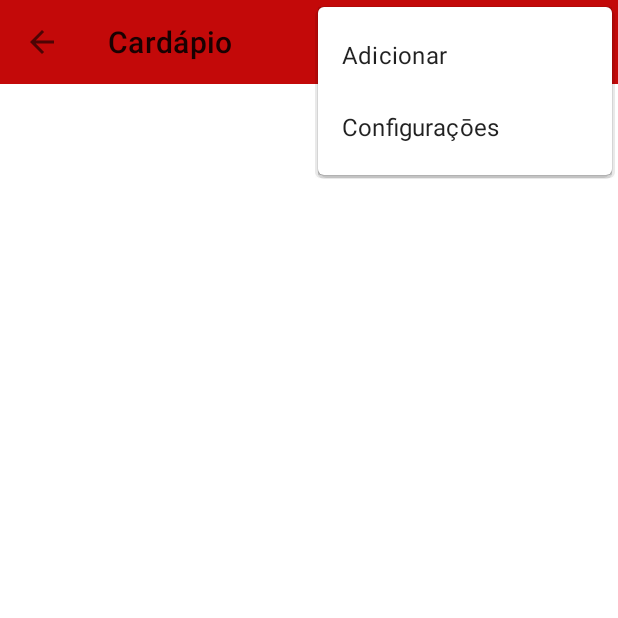
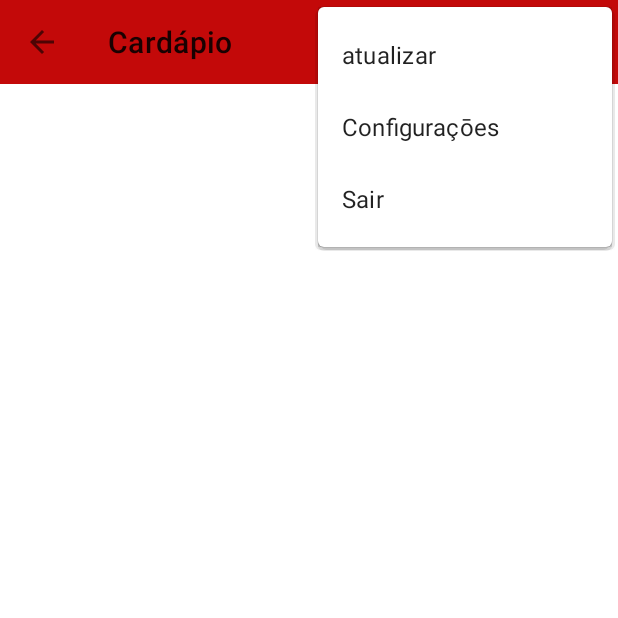
Before and after one commit to pedrobriton/LMSApp, an Android app: the TelaInicialActivity screen opened directly, with no data from a screen before it, with the options menu open, on a phone screen of 412 x 824 dp, the top half of it. Run offline under Robolectric (Android 15) with nearby library versions, the phone set to English and light mode, and no system bars.

Commit message:
Dá um commit nessa Por@#A antes que quebre tudo novamente

```diff
--- a/LMSApp/app/src/main/AndroidManifest.xml
+++ b/LMSApp/app/src/main/AndroidManifest.xml
@@ -9,7 +9,10 @@
         android:roundIcon="@mipmap/ic_launcher_round"
         android:supportsRtl="true"
         android:theme="@style/Theme.LMSApp">
-        <activity android:name=".TelaInicialActivity" android:theme="@style/AppTheme.Toobar"></activity>
+        <activity
+            android:name=".TelaInicialActivity"
+            android:theme="@style/AppTheme.Toobar" />
+        <activity android:name=".CadastrarActivity" />
         <activity android:name=".DebugActivity" />
         <activity android:name=".MainActivity">
             <intent-filter>
--- a/LMSApp/app/src/main/res/menu/menu_main.xml
+++ b/LMSApp/app/src/main/res/menu/menu_main.xml
@@ -1,6 +1,16 @@
 <?xml version="1.0" encoding="utf-8"?>
 <menu xmlns:android="http://schemas.android.com/apk/res/android"
     xmlns:app="http://schemas.android.com/apk/res-auto">
+
+
+
+    <item
+        android:id="@+id/action_add"
+        android:title="@string/adicionar"
+        android:icon="@drawable/ic_adicionar_white"
+        app:showAsAction="ifRoom"
+        />
+
 
     <item
         android:id="@+id/action_buscar"
@@ -16,13 +26,6 @@
         app:showAsAction="ifRoom"
         />
 
-    <item
-        android:id="@+id/action_add"
-        android:title="@string/adicionar"
-        android:icon="@drawable/ic_adicionar_white"
-        app:showAsAction="ifRoom"
-
-        />
 
     <item
         android:id="@+id/action_confg"
@@ -31,5 +34,11 @@
         app:showAsAction="never"
         />
 
+    <item
+        android:id="@+id/action_sair"
+        android:title="@string/sair"
+        app:showAsAction="never"
+        />
+
 
 </menu>
--- a/LMSApp/app/src/main/res/values/strings.xml
+++ b/LMSApp/app/src/main/res/values/strings.xml
@@ -5,5 +5,6 @@
     <string name="action_atualizar">atualizar</string>
     <string name="action_config">Configuraçōes</string>
     <string name="adicionar">Adicionar</string>
+    <string name="sair">Sair</string>
 
 </resources>
```
Also changed, not shown: LMSApp/app/src/main/java/scarlet/machado/lmsapp/CadastrarActivity.kt (added, +39 -0 lines), LMSApp/app/src/main/java/scarlet/machado/lmsapp/TelaInicialActivity.kt (+12 -2 lines), LMSApp/app/src/main/res/layout/activity_cadastrar.xml (added, +17 -0 lines).
